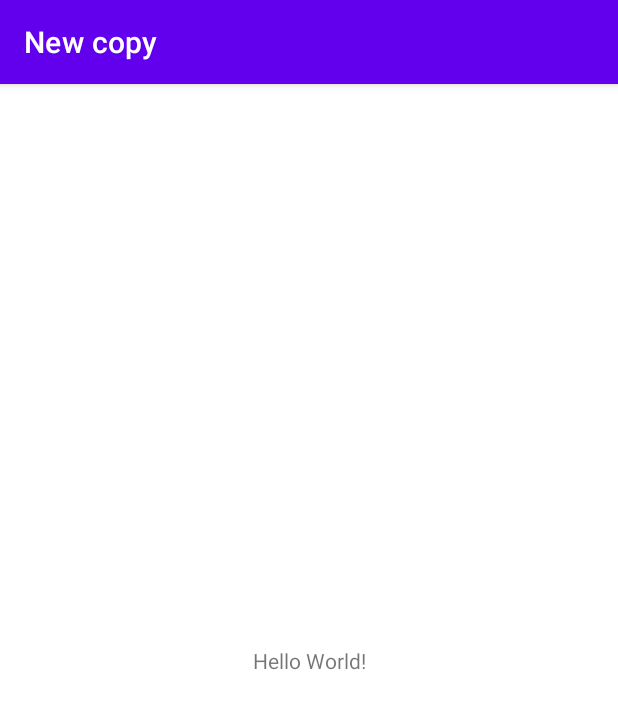
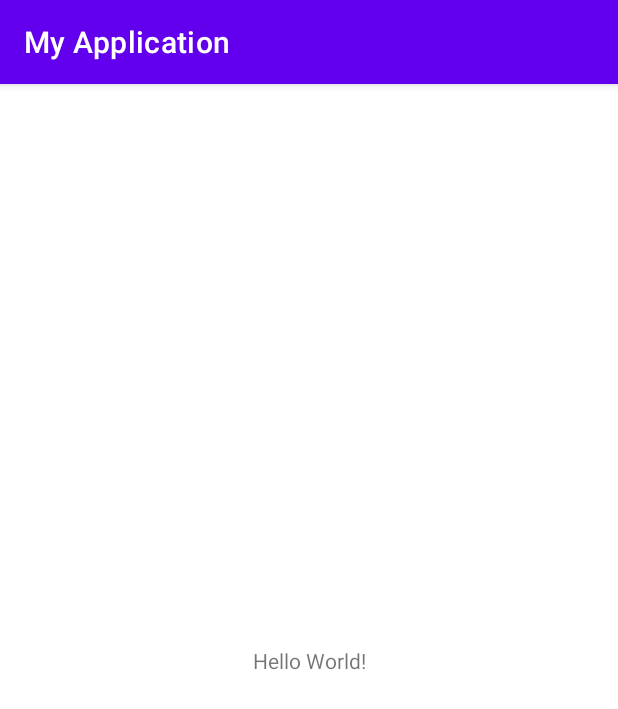
Before and after one commit to jrdcrz/Android-App, an Android app: the screen it shows after launch (MainActivity), on a phone screen of 412 x 824 dp. Shown: the top 709 px of the screen. Run offline under Robolectric (Android 15) with nearby library versions, the phone set to English and light mode, and no system bars.

Commit message:
re commit

```diff
--- a/app/build.gradle
+++ b/app/build.gradle
@@ -3,11 +3,11 @@ plugins {
 }
 
 android {
-    namespace 'com.example.newcopy'
+    namespace 'com.example.myapplication'
     compileSdk 33
 
     defaultConfig {
-        applicationId "com.example.newcopy"
+        applicationId "com.example.myapplication"
         minSdk 19
         targetSdk 33
         versionCode 1
--- a/app/src/main/AndroidManifest.xml
+++ b/app/src/main/AndroidManifest.xml
@@ -9,7 +9,7 @@
         android:icon="@mipmap/ic_launcher"
         android:label="@string/app_name"
         android:supportsRtl="true"
-        android:theme="@style/Theme.NewCopy"
+        android:theme="@style/Theme.MyApplication"
         tools:targetApi="31">
         <activity
             android:name=".MainActivity"
--- a/app/src/main/java/com/example/myapplication/MainActivity.java
+++ b/app/src/main/java/com/example/myapplication/MainActivity.java
@@ -3,17 +3,12 @@ package com.example.myapplication;
 import androidx.appcompat.app.AppCompatActivity;
 
 import android.os.Bundle;
-import android.view.Window;
-import android.view.WindowManager;
 
 public class MainActivity extends AppCompatActivity {
 
     @Override
     protected void onCreate(Bundle savedInstanceState) {
         super.onCreate(savedInstanceState);
-//        requestWindowFeature(Window.FEATURE_NO_TITLE);
-//        this.getWindow().setFlags(WindowManager.LayoutParams.FLAG_FULLSCREEN, WindowManager.LayoutParams.FLAG_FULLSCREEN);
-//        getActionBar().hide();
         setContentView(R.layout.activity_main);
     }
 }
--- a/app/src/main/java/com/example/newcopy/MainActivity.java
+++ b/app/src/main/java/com/example/newcopy/MainActivity.java
@@ -3,6 +3,8 @@ package com.example.newcopy;
 import androidx.appcompat.app.AppCompatActivity;
 
 import android.os.Bundle;
+
+import com.example.myapplication.R;
 
 public class MainActivity extends AppCompatActivity {
 
--- a/app/src/main/res/values-night/themes.xml
+++ b/app/src/main/res/values-night/themes.xml
@@ -1,6 +1,6 @@
 <resources xmlns:tools="http://schemas.android.com/tools">
     <!-- Base application theme. -->
-    <style name="Theme.NewCopy" parent="Theme.MaterialComponents.DayNight.DarkActionBar">
+    <style name="Theme.MyApplication" parent="Theme.MaterialComponents.DayNight.DarkActionBar">
         <!-- Primary brand color. -->
         <item name="colorPrimary">@color/purple_200</item>
         <item name="colorPrimaryVariant">@color/purple_700</item>
@@ -10,7 +10,7 @@
         <item name="colorSecondaryVariant">@color/teal_200</item>
         <item name="colorOnSecondary">@color/black</item>
         <!-- Status bar color. -->
-        <item name="android:statusBarColor" tools:targetApi="21">?attr/colorPrimaryVariant</item>
+        <item name="android:statusBarColor" tools:targetApi="lollipop">?attr/colorPrimaryVariant</item>
         <!-- Customize your theme here. -->
     </style>
 </resources>
--- a/app/src/main/res/values/strings.xml
+++ b/app/src/main/res/values/strings.xml
@@ -1,3 +1,3 @@
 <resources>
-    <string name="app_name">New copy</string>
+    <string name="app_name">My Application</string>
 </resources>
--- a/app/src/main/res/values/themes.xml
+++ b/app/src/main/res/values/themes.xml
@@ -1,6 +1,6 @@
 <resources xmlns:tools="http://schemas.android.com/tools">
     <!-- Base application theme. -->
-    <style name="Theme.NewCopy" parent="Theme.MaterialComponents.DayNight.DarkActionBar">
+    <style name="Theme.MyApplication" parent="Theme.MaterialComponents.DayNight.DarkActionBar">
         <!-- Primary brand color. -->
         <item name="colorPrimary">@color/purple_500</item>
         <item name="colorPrimaryVariant">@color/purple_700</item>
@@ -10,7 +10,7 @@
         <item name="colorSecondaryVariant">@color/teal_700</item>
         <item name="colorOnSecondary">@color/black</item>
         <!-- Status bar color. -->
-        <item name="android:statusBarColor" tools:targetApi="21">?attr/colorPrimaryVariant</item>
+        <item name="android:statusBarColor" tools:targetApi="lollipop">?attr/colorPrimaryVariant</item>
         <!-- Customize your theme here. -->
     </style>
 </resources>
--- a/settings.gradle
+++ b/settings.gradle
@@ -12,5 +12,5 @@ dependencyResolutionManagement {
         mavenCentral()
     }
 }
-rootProject.name = "New copy"
+rootProject.name = "My Application"
 include ':app'
```
Also changed, not shown: gradle/wrapper/gradle-wrapper.properties, 1 other file.
